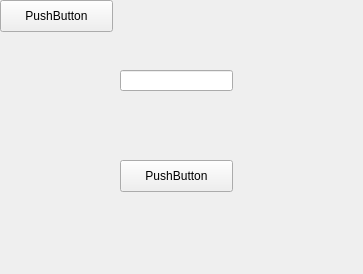
Before: the Qt Designer form 6_my_lecture/widget.ui in mcleolee/QT_REPOSITORY, drawn with Qt 5.
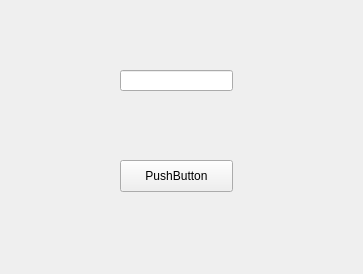
After: the same form once the commit is applied.

```diff
--- a/6_my_lecture/widget.ui
+++ b/6_my_lecture/widget.ui
@@ -36,19 +36,6 @@
     <string>PushButton</string>
    </property>
   </widget>
-  <widget class="QPushButton" name="pushButton_2">
-   <property name="geometry">
-    <rect>
-     <x>0</x>
-     <y>0</y>
-     <width>113</width>
-     <height>32</height>
-    </rect>
-   </property>
-   <property name="text">
-    <string>PushButton</string>
-   </property>
-  </widget>
  </widget>
  <resources/>
  <connections>
```
Left out of the diff: 6 changed lines with no effect on the pictures.
